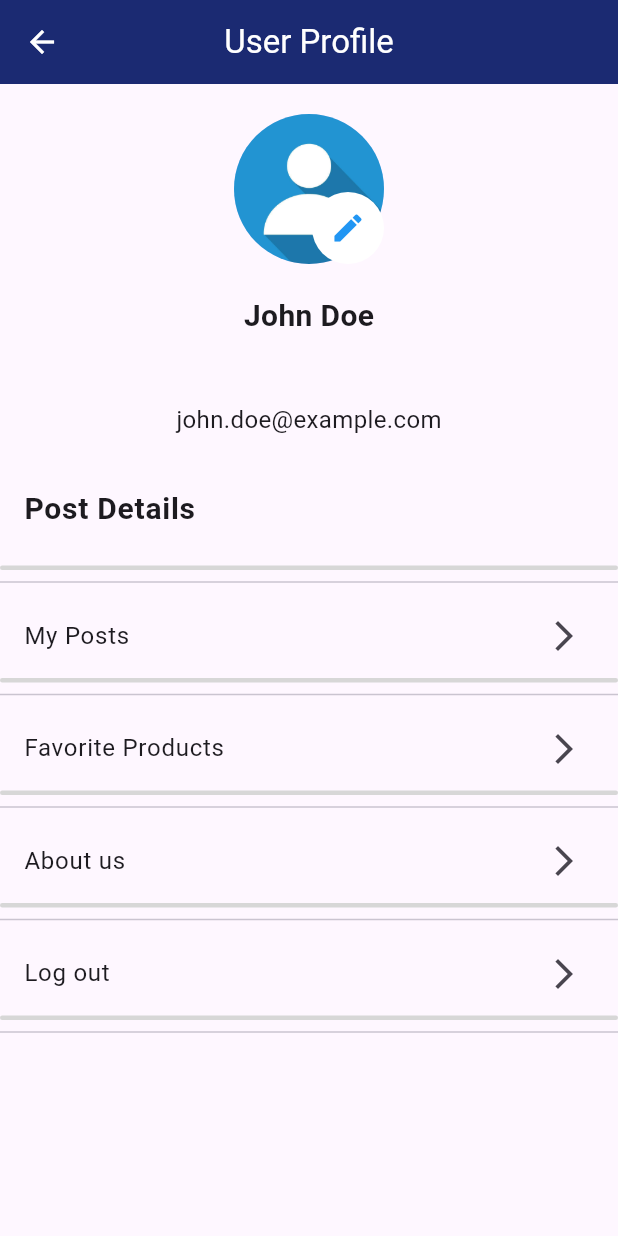
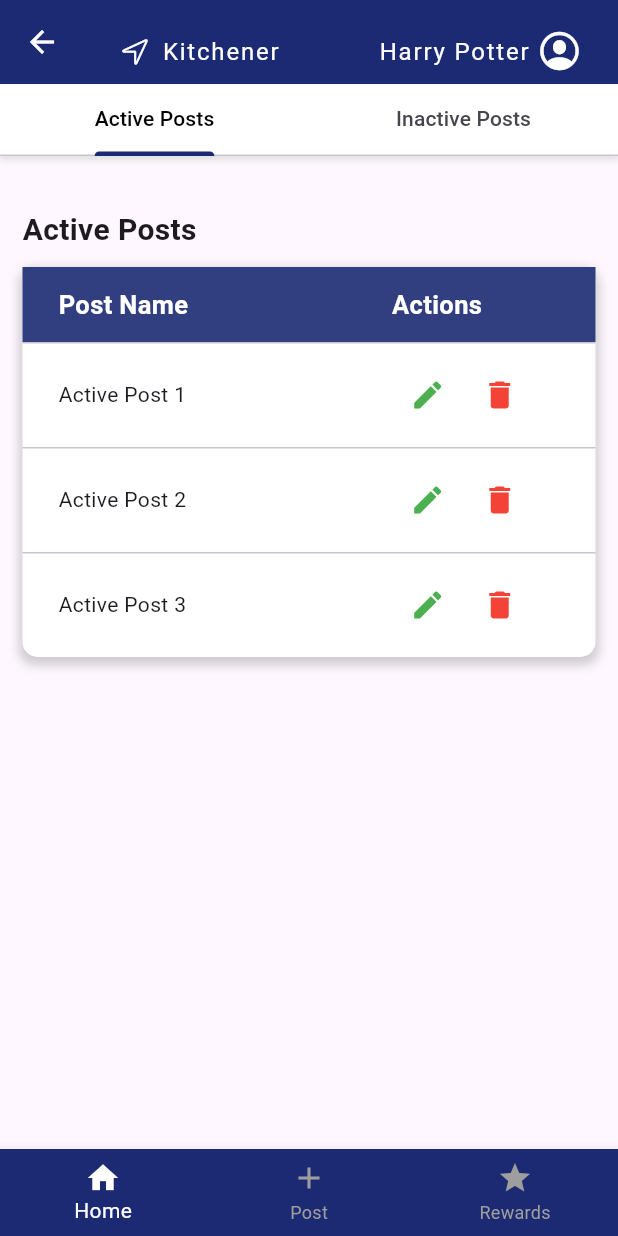
Before and after one commit to NiharikaBalaga/rewarding-sale-app-flutter-app, a Flutter app: the UserProfileScreen screen opened directly, after a tap on "My Posts", on a phone screen of 412 x 824 dp. Run offline on Flutter 3.47's test engine with Material 3 defaults, Android fonts, the phone set to English and light mode, and no system bars; our stand-ins replace flare_flutter, flutter_secure_storage, get, image_picker, intl_phone_field, pinput; accounts and stored records are empty.

Commit message:
User Profile screen - My Post UI updated, reward page scroll changes added

```diff
--- /dev/null
+++ b/lib/screen/MyPost_UI/my_post_ui.dart
@@ -0,0 +1,268 @@
+import 'package:flutter/material.dart';
+import 'package:flutter/cupertino.dart';
+import 'package:rewarding_sale_app_flutter_app/screen/home/home.dart';
+import 'package:rewarding_sale_app_flutter_app/screen/Post_UI/PostPage.dart';
+import '../../constant.dart';
+import '../reward/reward.dart';
+import '../user_profile/user_profile.dart';
+
+class MyPostPage extends StatefulWidget {
+  MyPostPage({Key? key}) : super(key: key);
+
+  @override
+  _MyPostPageState createState() => _MyPostPageState();
+}
+
+class _MyPostPageState extends State<MyPostPage> {
+  List<String> activePosts = ['Active Post 1', 'Active Post 2', 'Active Post 3'];
+  List<String> inactivePosts = ['Inactive Post 1', 'Inactive Post 2'];
+
+  Widget buildActivePostsTable(BuildContext context) {
+    return buildTable(activePosts, context, showEditButton: true, showDeleteButton: true);
+  }
+
+  Widget buildInactivePostsTable(BuildContext context) {
+    return buildTable(inactivePosts, context, showDeleteButton: true);
+  }
+
+  Widget buildTable(List<String> posts, BuildContext context, {bool showEditButton = false, bool showDeleteButton = false}) {
+    return Container(
+      decoration: BoxDecoration(
+        borderRadius: BorderRadius.circular(10),
+        color: Colors.white,
+        boxShadow: [
+          BoxShadow(
+            color: Colors.grey.withOpacity(0.5),
+            spreadRadius: 2,
+            blurRadius: 5,
+            offset: Offset(0, 3),
+          ),
+        ],
+      ),
+      width: MediaQuery.of(context).size.width * 1, // Adjust width to 100% of screen width
+      child: DataTable(
+        columnSpacing: 120,
+        headingRowHeight: 50, // Adjust header row height
+        dataRowHeight: 70, // Adjust data row height
+        headingTextStyle: TextStyle(fontWeight: FontWeight.bold, color: Colors.white, fontSize: 17), // Color for header text
+        headingRowColor: MaterialStateColor.resolveWith((states) => kPrimaryColor.withOpacity(0.9)), // Background color for header row
+        columns: [
+          DataColumn(label: Text('Post Name')),
+          DataColumn(label: Text('Actions')),
+        ],
+        rows: posts.map((post) {
+          return DataRow(cells: [
+            DataCell(Text(post)),
+            DataCell(
+              Row(
+                children: [
+                  if (showEditButton) // Conditionally render edit button based on showEditButton flag
+                    IconButton(
+                      icon: Icon(Icons.edit, color: Colors.green), // Change color of edit icon to green
+                      onPressed: () {
+                        // Implement action for editing post
+                      },
+                    ),
+                  if (showDeleteButton) // Conditionally render delete button based on showDeleteButton flag
+                    IconButton(
+                      icon: Icon(Icons.delete, color: Colors.red), // Change color of delete icon to red
+                      onPressed: () {
+                        // Show confirmation dialog before deleting the post
+                        showDialog(
+                          context: context,
+                          builder: (BuildContext context) {
+                            return AlertDialog(
+                              title: Text("Confirmation"),
+                              content: Text("Are you sure you want to delete this post \"$post\"?"),
+                              actions: <Widget>[
+                                TextButton(
+                                  onPressed: () {
+                                    Navigator.of(context).pop(); // Close the dialog
+                                  },
+                                  child: Text("Cancel"),
+                                ),
+                                TextButton(
+                                  onPressed: () {
+                                    setState(() {
+                                      posts.remove(post);
+                                    });
+                                    Navigator.of(context).pop(); // Close the dialog
+                                  },
+                                  child: Text("Yes"),
+                                ),
+                              ],
+                            );
+                          },
+                        );
+                      },
+                    ),
+                ],
+              ),
+            ),
+          ]);
+        }).toList(),
+      ),
+    );
+  }
+
+  @override
+  Widget build(BuildContext context) {
+    return Scaffold(
+      appBar: AppBar(
+        backgroundColor: kPrimaryColor,
+        iconTheme: const IconThemeData(
+          color: Colors.white, // Set the color of the back arrow to white
+        ),
+        title: Padding(
+          padding: const EdgeInsets.only(top: 12.0),
+          child: Row(
+            children: [
+              const Icon(
+                CupertinoIcons.location,
+                size: 20,
+                color: Colors.white,
+              ),
+              const SizedBox(width: 8),
+              const Text(
+                'Kitchener',
+                style: TextStyle(
+                    color: Colors.white, fontSize: 16, letterSpacing: 1.2),
+              ),
+              const Spacer(),
+              const Padding(
+                padding: EdgeInsets.only(right: 5.0),
+                child: Text(
+                  'Harry Potter',
+                  style: TextStyle(
+                      color: Colors.white, fontSize: 16, letterSpacing: 1.2),
+                ),
+              ),
+              GestureDetector(
+                onTap: () {
+                  // Navigate to UserProfile screen when profile icon is tapped
+                  Navigator.push(
+                    context,
+                    MaterialPageRoute(builder: (context) => UserProfileScreen()),
+                  );
+                },
+                child: const Icon(
+                  CupertinoIcons.profile_circled,
+                  size: 30,
+                  color: Colors.white,
+                ),
+              ),
+            ],
+          ),
+        ),
+        centerTitle: false,
+        titleSpacing: 24.0,
+      ),
+      body: DefaultTabController(
+        length: 2,
+        child: Column(
+          children: <Widget>[
+            Container(
+              decoration: BoxDecoration(
+                color: Colors.white, // Background color of tabs
+                boxShadow: [
+                  BoxShadow(
+                    color: Colors
+                        .grey.shade300, // Light gray color for the bottom line
+                    spreadRadius: 1,
+                    blurRadius: 3,
+                    offset: Offset(0, 2), // changes position of shadow
+                  ),
+                ],
+              ),
+              child: const TabBar(
+                labelColor: Colors.black, // Color of the text
+                indicatorColor:
+                Color(0xFF1B2A72), // Color of the active tab line
+                tabs: [
+                  Tab(text: 'Active Posts'),
+                  Tab(text: 'Inactive Posts'),
+                ],
+              ),
+            ),
+            Expanded(
+              child: TabBarView(
+                children: [
+                  Padding(
+                    padding: const EdgeInsets.all(15),
+                    child: Column(
+                      crossAxisAlignment: CrossAxisAlignment.start,
+                      children: [
+                        SizedBox(height: 20),
+                        Text(
+                          'Active Posts',
+                          style: TextStyle(fontSize: 20, fontWeight: FontWeight.bold),
+                        ),
+                        SizedBox(height: 10),
+                        buildActivePostsTable(context),
+                      ],
+                    ),
+                  ),
+                  Padding(
+                    padding: const EdgeInsets.all(15),
+                    child: Column(
+                      crossAxisAlignment: CrossAxisAlignment.start,
+                      children: [
+                        SizedBox(height: 20),
+                        Text(
+                          'Inactive Posts',
+                          style: TextStyle(fontSize: 20, fontWeight: FontWeight.bold),
+                        ),
+                        SizedBox(height: 10),
+                        buildInactivePostsTable(context),
+                      ],
+                    ),
+                  ),
+                ],
+              ),
+            ),
+          ],
+        ),
+      ),
+      bottomNavigationBar: BottomNavigationBar(
+        backgroundColor: kPrimaryColor,
+        selectedItemColor: Colors.white,
+        unselectedItemColor: Colors.grey,
+        items: const [
+          BottomNavigationBarItem(
+            icon: Icon(Icons.home),
+            label: 'Home',
+          ),
+          BottomNavigationBarItem(
+            icon: Icon(Icons.add),
+            label: 'Post',
+          ),
+          BottomNavigationBarItem(
+            icon: Icon(Icons.star),
+            label: 'Rewards',
+          ),
+        ],
+        onTap: (index) {
+          if (index == 2) {
+            Navigator.push(
+              context,
+              MaterialPageRoute(builder: (context) => RewardPage()),
+            );
+          }
+          if (index == 1) {
+            // Navigate to PostPage when "Post" icon is tapped
+            Navigator.push(
+              context,
+              MaterialPageRoute(builder: (context) => PostPage()),
+            );
+          }
+          if (index == 0) {
+            Navigator.push(
+              context,
+              MaterialPageRoute(builder: (context) => HomePage()),
+            );
+          }
+        },
+      ),
+    );
+  }
+}
--- a/lib/screen/reward/components/_build_earning_star_card.dart
+++ b/lib/screen/reward/components/_build_earning_star_card.dart
@@ -3,10 +3,9 @@ import 'package:rewarding_sale_app_flutter_app/models/EarningStar.dart';
 
 Widget buildEarningStarsPage(
     List<EarningStar> earningStars, BuildContext context) {
-  return SingleChildScrollView(
-    child: Column(
+  return ListView(
     children: [
-        const Padding(
+      Padding(
         padding: EdgeInsets.only(top: 30),
         child: Text(
           "Learn how to earn stars and unlock amazing rewards!",
@@ -17,7 +16,7 @@ Widget buildEarningStarsPage(
           ),
         ),
       ),
-        const Padding(
+      Padding(
         padding: EdgeInsets.only(right: 16.0, bottom: 20, top: 25),
         child: Text(
           "Earn points leading to stars through the following actions:",
@@ -27,6 +26,7 @@ Widget buildEarningStarsPage(
       ),
       ListView.builder(
         shrinkWrap: true,
+        physics: NeverScrollableScrollPhysics(),
         itemCount: earningStars.length,
         itemBuilder: (context, index) {
           final item = earningStars[index];
@@ -54,15 +54,13 @@ Widget buildEarningStarsPage(
                   ),
                   Expanded(
                     flex: 2,
-                            child:
-                                Image.asset(item.imagePath, fit: BoxFit.cover),
+                    child: Image.asset(item.imagePath, fit: BoxFit.cover),
                   ),
                 ]
                     : [
                   Expanded(
                     flex: 2,
-                            child:
-                                Image.asset(item.imagePath, fit: BoxFit.cover),
+                    child: Image.asset(item.imagePath, fit: BoxFit.cover),
                   ),
                   Expanded(
                     flex: 3,
@@ -81,6 +79,5 @@ Widget buildEarningStarsPage(
         },
       ),
     ],
-    ),
   );
 }
--- a/lib/screen/reward/reward.dart
+++ b/lib/screen/reward/reward.dart
@@ -7,6 +7,7 @@ import 'package:rewarding_sale_app_flutter_app/screen/reward/components/_build_e
 import 'package:rewarding_sale_app_flutter_app/screen/reward/components/_reward_details_body.dart';
 import 'package:rewarding_sale_app_flutter_app/screen/Post_UI/PostPage.dart';
 import '../../constant.dart';
+import '../user_profile/user_profile.dart';
 
 class RewardPage extends StatefulWidget {
   RewardPage({Key? key}) : super(key: key);
@@ -107,6 +108,13 @@ class _RewardPageState extends State<RewardPage> {
                 ),
               ),
               GestureDetector(
+                onTap: () {
+                  // Navigate to UserProfile screen when profile icon is tapped
+                  Navigator.push(
+                    context,
+                    MaterialPageRoute(builder: (context) => UserProfileScreen()),
+                  );
+                },
                 child: const Icon(
                   CupertinoIcons.profile_circled,
                   size: 30,
--- a/lib/screen/user_profile/user_profile.dart
+++ b/lib/screen/user_profile/user_profile.dart
@@ -3,6 +3,7 @@ import 'package:image_picker/image_picker.dart';
 import 'dart:io';
 
 import '../../constant.dart';
+import '../MyPost_UI/my_post_ui.dart';
 import '../login/components/_body.dart';
 
 void main() {
@@ -128,7 +129,10 @@ class _UserProfileState extends State<UserProfile> {
             Divider(),
             InkWell(
               onTap: () {
-                // Implement action when My Posts is tapped
+                Navigator.push(
+                  context,
+                  MaterialPageRoute(builder: (context) => MyPostPage()),
+                );
               },
               child: ListTile(
                 title: Text('My Posts'),
```
Also changed, not shown: 1 other file. Lines whose indentation alone changed are shown as unchanged.
